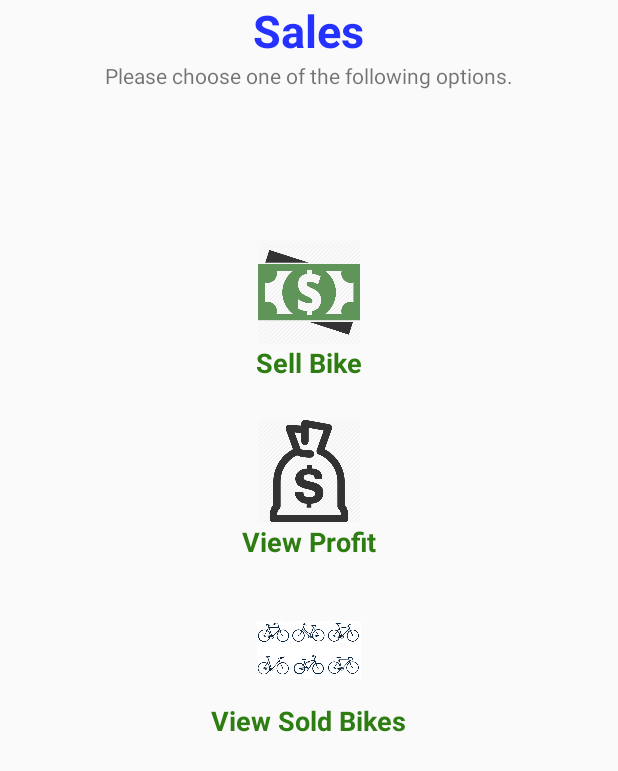
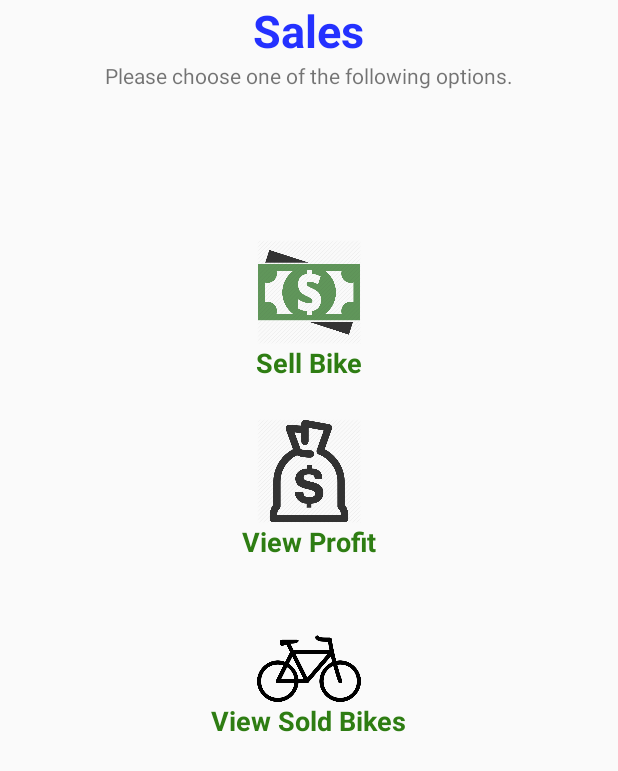
Before and after one commit to jahuey777/SoftwareProject540, an Android app: the SalesManagement screen opened directly, with no data from a screen before it, on a phone screen of 412 x 824 dp. Shown: the top 771 px of the screen. Run offline under Robolectric (Android 15) with nearby library versions, the light colour scheme and no system bars.

Commit message:
Changed some icons, removed the format date toast
added 2 icons and for selling a bike, the toast no longer shows saying
"formatting date..."

```diff
--- a/Bikes/app/src/main/java/com/example/jaimejahuey/bikes/soldBike.java
+++ b/Bikes/app/src/main/java/com/example/jaimejahuey/bikes/soldBike.java
@@ -98,7 +98,7 @@ public class soldBike extends ActionBarActivity
                         //Formatting the date for the database
                         String databaseSaleDate = dataBasemonthOfSale + "/" + dataBasedayOfSale + "/" + dataBaseyearOfSale;
 
-                        Toast.makeText(getApplicationContext(), "checking date for format " + databaseSaleDate , Toast.LENGTH_LONG).show();
+                      //  Toast.makeText(getApplicationContext(), "checking date for format " + databaseSaleDate , Toast.LENGTH_LONG).show();
 
                         //inserting a new sale into the database.
                         Boolean didWeAddSale = MainActivity.DATABASE.addingSale(SERIALNUM, databaseSaleDate, SALEPRICE);
--- a/Bikes/app/src/main/res/layout-land/sales_layout.xml
+++ b/Bikes/app/src/main/res/layout-land/sales_layout.xml
@@ -85,7 +85,7 @@
         android:layout_marginTop="25dp"
         android:text="View Sold Bikes"
         android:background="#00000000"
-        android:src="@drawable/bicycles"
+        android:src="@drawable/bicycleicon"
         android:scaleType="fitCenter" />
 
     <TextView
--- a/Bikes/app/src/main/res/layout/repairs_layout.xml
+++ b/Bikes/app/src/main/res/layout/repairs_layout.xml
@@ -130,7 +130,7 @@
         android:id="@+id/ViewPendingRepairs"
         android:background="#00ffffff"
         android:scaleType="fitCenter"
-        android:src="@drawable/clipboard"/>
+        android:src="@drawable/completedrepairs"/>
 
     <TextView
         android:layout_width="wrap_content"
--- a/Bikes/app/src/main/res/layout/sales_layout.xml
+++ b/Bikes/app/src/main/res/layout/sales_layout.xml
@@ -69,7 +69,7 @@
         android:layout_marginTop="25dp"
         android:text="View Sold Bikes"
         android:background="#00000000"
-        android:src="@drawable/bicycles"
+        android:src="@drawable/bicycleicon"
         android:scaleType="fitCenter" />
 
     <TextView
```
Also changed, not shown: Bikes/app/src/main/res/drawable-hdpi/bicycleicon.png (added), Bikes/app/src/main/res/drawable-hdpi/completedrepairs.png (added).
